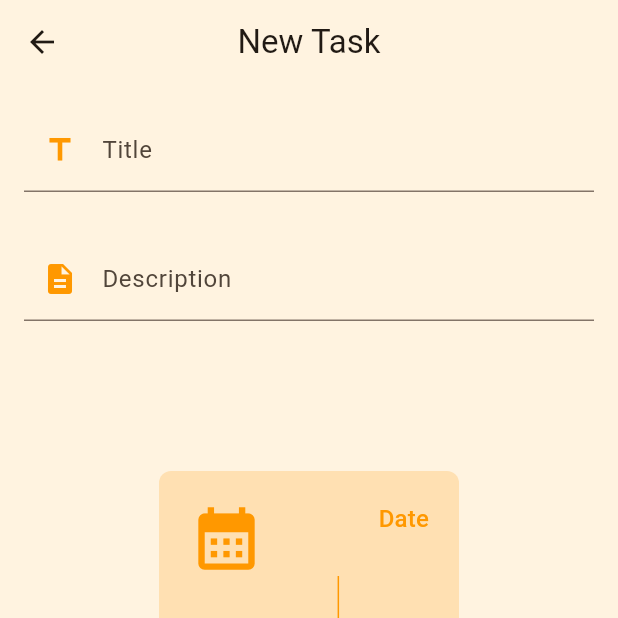
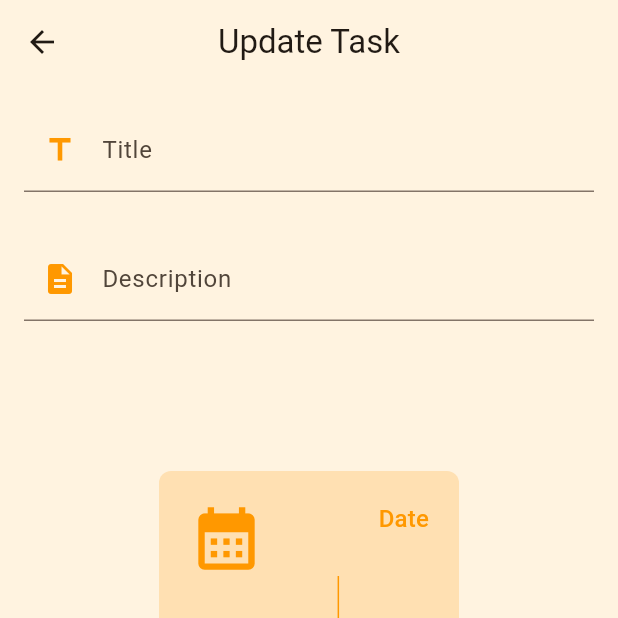
Before and after one commit to Sachio-haise/todo-app-flutter, a Flutter app: the EditTaskPage screen opened directly with empty values, on a phone screen of 412 x 824 dp, the top half of it. Run offline on Flutter 3.47's test engine with Material 3 defaults, Android fonts, the phone set to English and light mode, and no system bars; our stand-ins replace flutter_spinkit; missing offline and left inert: text_3d.

Commit message:
edit update

```diff
--- a/lib/pages/edit_task_page.dart
+++ b/lib/pages/edit_task_page.dart
@@ -46,7 +46,7 @@ class _EditTaskPageState extends State<EditTaskPage> {
 
     return Scaffold(
       appBar: AppBar(
-        title: const Text('New Task'),
+        title: const Text('Update Task'),
         centerTitle: true,
       ),
       body: SingleChildScrollView(
```
